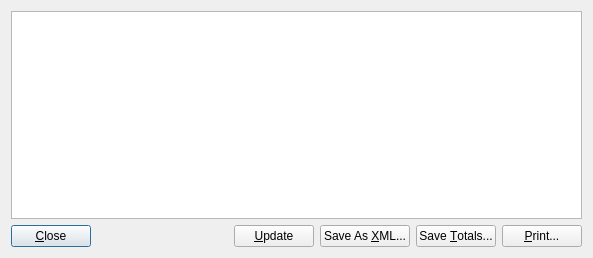
The window that Charm/Reports/ReportPreviewWindow.ui (KDAB/Charm) describes before a commit, drawn with Qt 5.
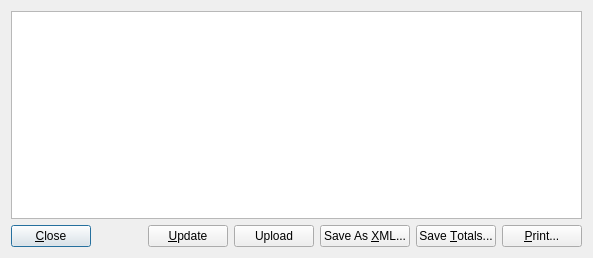
The same window after the commit.

What changed in the file:
```diff
--- a/Charm/Reports/ReportPreviewWindow.ui
+++ b/Charm/Reports/ReportPreviewWindow.ui
@@ -47,7 +47,11 @@
       </widget>
      </item>
      <item>
-      <layout class="QHBoxLayout" name="customButtonLayout"/>
+      <widget class="QPushButton" name="pushButtonUpload">
+       <property name="text">
+        <string>Upload</string>
+       </property>
+      </widget>
      </item>
      <item>
       <widget class="QPushButton" name="pushButtonSave">
```
